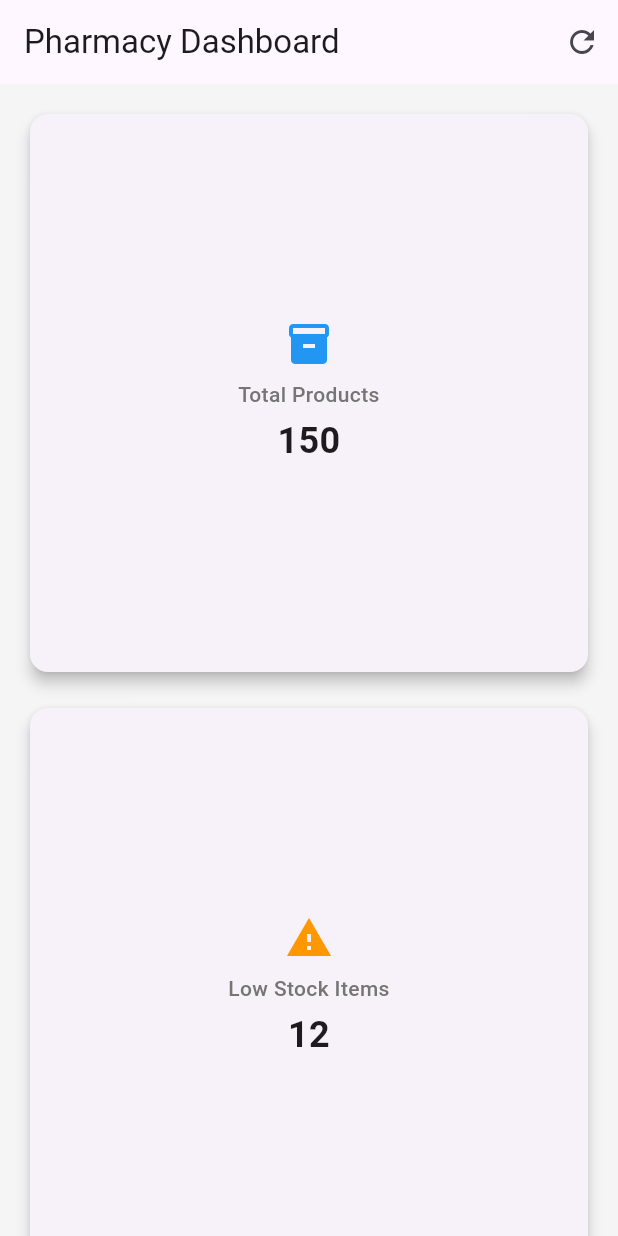
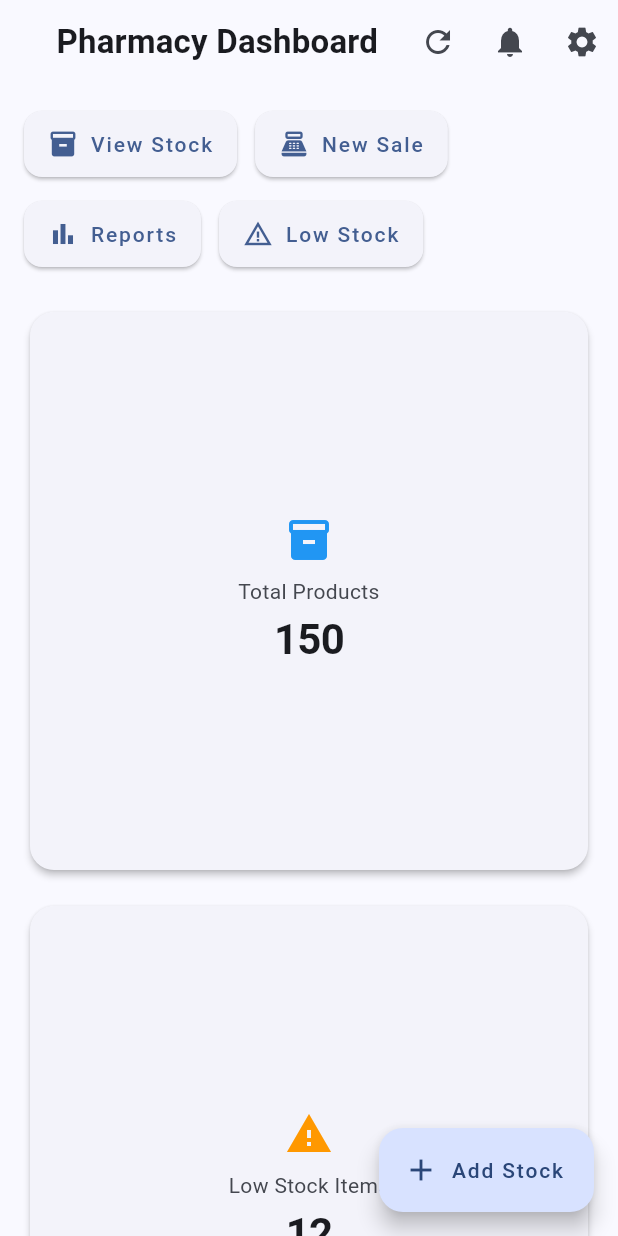
Before and after one commit to venopyX/pharmako, a Flutter app: the screen it shows after launch, on a phone screen of 412 x 824 dp. Run offline on Flutter 3.47's test engine with Material 3 defaults, Android fonts, the phone set to English and light mode, and no system bars; our stand-ins replace connectivity_plus, firebase_analytics, firebase_auth, firebase_core, firebase_storage, fl_chart and 7 more; accounts and stored records are empty.

Commit message:
dashboard improvement

```diff
--- a/lib/features/home_dashboard/controllers/dashboard_controller.dart
+++ b/lib/features/home_dashboard/controllers/dashboard_controller.dart
@@ -4,6 +4,7 @@ import '../models/dashboard_model.dart';
 class DashboardController extends GetxController {
   final Rx<DashboardSummary> summary = DashboardSummary().obs;
   final RxList<DashboardChartData> salesData = <DashboardChartData>[].obs;
+  final RxList<DashboardAlert> recentAlerts = <DashboardAlert>[].obs;
   final RxBool isLoading = false.obs;
 
   @override
@@ -17,6 +18,8 @@ class DashboardController extends GetxController {
     try {
       // Simulated data for now
       await Future.delayed(const Duration(seconds: 1));
+
+      // Load summary data
       summary.value = DashboardSummary(
         totalProducts: 150,
         lowStockItems: 12,
@@ -25,6 +28,7 @@ class DashboardController extends GetxController {
         pendingAlerts: 5,
       );
 
+      // Load sales chart data
       salesData.value = [
         DashboardChartData(label: 'Mon', value: 2500),
         DashboardChartData(label: 'Tue', value: 3200),
@@ -34,9 +38,36 @@ class DashboardController extends GetxController {
         DashboardChartData(label: 'Sat', value: 3100),
         DashboardChartData(label: 'Sun', value: 2100),
       ];
+
+      // Load recent alerts
+      recentAlerts.value = [
+        DashboardAlert(
+          title: 'Low Stock Alert',
+          message: 'Paracetamol is running low',
+          type: AlertType.lowStock,
+          timestamp: DateTime.now().subtract(const Duration(hours: 2)),
+        ),
+        DashboardAlert(
+          title: 'Expiring Stock Alert',
+          message: 'Amoxicillin batch #123 expires in 30 days',
+          type: AlertType.expiring,
+          timestamp: DateTime.now().subtract(const Duration(hours: 4)),
+        ),
+        DashboardAlert(
+          title: 'High Demand Alert',
+          message: 'Vitamin C sales increased by 50%',
+          type: AlertType.highDemand,
+          timestamp: DateTime.now().subtract(const Duration(hours: 6)),
+        ),
+      ];
     } catch (e) {
-      // TODO: Implement error handling
-      print('Error loading dashboard data: $e');
+      Get.snackbar(
+        'Error',
+        'Failed to load dashboard data',
+        snackPosition: SnackPosition.BOTTOM,
+        backgroundColor: Get.theme.colorScheme.errorContainer,
+        colorText: Get.theme.colorScheme.onErrorContainer,
+      );
     } finally {
       isLoading.value = false;
     }
@@ -45,4 +76,19 @@ class DashboardController extends GetxController {
   void refreshDashboard() {
     loadDashboardData();
   }
+
+  String getTimeAgo(DateTime dateTime) {
+    final now = DateTime.now();
+    final difference = now.difference(dateTime);
+
+    if (difference.inDays > 0) {
+      return '${difference.inDays}d ago';
+    } else if (difference.inHours > 0) {
+      return '${difference.inHours}h ago';
+    } else if (difference.inMinutes > 0) {
+      return '${difference.inMinutes}m ago';
+    } else {
+      return 'Just now';
+    }
+  }
 }
--- a/lib/features/home_dashboard/models/dashboard_model.dart
+++ b/lib/features/home_dashboard/models/dashboard_model.dart
@@ -1,4 +1,14 @@
-// TODO: Dashboard model
+import 'package:flutter/material.dart';
+
+// Dashboard models
+
+enum AlertType {
+  lowStock,
+  expiring,
+  highDemand,
+  outOfStock,
+  priceChange,
+}
 
 class DashboardSummary {
   final int totalProducts;
@@ -25,3 +35,47 @@ class DashboardChartData {
     required this.value,
   });
 }
+
+class DashboardAlert {
+  final String title;
+  final String message;
+  final AlertType type;
+  final DateTime timestamp;
+
+  DashboardAlert({
+    required this.title,
+    required this.message,
+    required this.type,
+    required this.timestamp,
+  });
+
+  Color get color {
+    switch (type) {
+      case AlertType.lowStock:
+        return Colors.orange;
+      case AlertType.expiring:
+        return Colors.red;
+      case AlertType.highDemand:
+        return Colors.green;
+      case AlertType.outOfStock:
+        return Colors.red.shade700;
+      case AlertType.priceChange:
+        return Colors.blue;
+    }
+  }
+
+  IconData get icon {
+    switch (type) {
+      case AlertType.lowStock:
+        return Icons.warning;
+      case AlertType.expiring:
+        return Icons.timer;
+      case AlertType.highDemand:
+        return Icons.trending_up;
+      case AlertType.outOfStock:
+        return Icons.remove_shopping_cart;
+      case AlertType.priceChange:
+        return Icons.attach_money;
+    }
+  }
+}
--- a/lib/features/home_dashboard/views/dashboard_view.dart
+++ b/lib/features/home_dashboard/views/dashboard_view.dart
@@ -16,6 +16,14 @@ class DashboardView extends GetView<DashboardController> {
             icon: const Icon(Icons.refresh),
             onPressed: controller.refreshDashboard,
           ),
+          IconButton(
+            icon: const Icon(Icons.notifications),
+            onPressed: () => Get.toNamed('/notifications'),
+          ),
+          IconButton(
+            icon: const Icon(Icons.settings),
+            onPressed: () => Get.toNamed('/settings'),
+          ),
         ],
       ),
       body: Obx(() {
@@ -27,13 +35,62 @@ class DashboardView extends GetView<DashboardController> {
           child: Column(
             crossAxisAlignment: CrossAxisAlignment.start,
             children: [
+              _buildQuickActions(),
+              const SizedBox(height: 24),
               _buildSummaryCards(),
               const SizedBox(height: 24),
               _buildSalesChart(),
+              const SizedBox(height: 24),
+              _buildRecentAlerts(),
             ],
           ),
         );
       }),
+      floatingActionButton: FloatingActionButton.extended(
+        onPressed: () => Get.toNamed('/add-stock'),
+        icon: const Icon(Icons.add),
+        label: const Text('Add Stock'),
+      ),
+    );
+  }
+
+  Widget _buildQuickActions() {
+    return Wrap(
+      spacing: 12,
+      runSpacing: 12,
+      children: [
+        _buildActionButton(
+          'View Stock',
+          Icons.inventory_2,
+          () => Get.toNamed('/inventory'),
+        ),
+        _buildActionButton(
+          'New Sale',
+          Icons.point_of_sale,
+          () => Get.toNamed('/sale'),
+        ),
+        _buildActionButton(
+          'Reports',
+          Icons.bar_chart,
+          () => Get.toNamed('/reports'),
+        ),
+        _buildActionButton(
+          'Low Stock',
+          Icons.warning_amber,
+          () => Get.toNamed('/low-stock'),
+        ),
+      ],
+    );
+  }
+
+  Widget _buildActionButton(String label, IconData icon, VoidCallback onPressed) {
+    return ElevatedButton.icon(
+      onPressed: onPressed,
+      icon: Icon(icon, size: 20),
+      label: Text(label),
+      style: ElevatedButton.styleFrom(
+        padding: const EdgeInsets.symmetric(horizontal: 16, vertical: 12),
+      ),
     );
   }
 
@@ -50,39 +107,52 @@ class DashboardView extends GetView<DashboardController> {
           controller.summary.value.totalProducts.toString(),
           Icons.inventory,
           Colors.blue,
+          () => Get.toNamed('/inventory'),
         ),
         _buildSummaryCard(
           'Low Stock Items',
           controller.summary.value.lowStockItems.toString(),
           Icons.warning,
           Colors.orange,
+          () => Get.toNamed('/low-stock'),
         ),
         _buildSummaryCard(
           'Expiring Items',
           controller.summary.value.expiringItems.toString(),
           Icons.timer,
           Colors.red,
+          () => Get.toNamed('/expiring'),
         ),
         _buildSummaryCard(
           'Total Sales',
           '\$${controller.summary.value.totalSales.toStringAsFixed(2)}',
           Icons.attach_money,
           Colors.green,
+          () => Get.toNamed('/sales'),
         ),
         _buildSummaryCard(
           'Pending Alerts',
           controller.summary.value.pendingAlerts.toString(),
           Icons.notifications,
           Colors.purple,
+          () => Get.toNamed('/alerts'),
         ),
       ],
     );
   }
 
-  Widget _buildSummaryCard(String title, String value, IconData icon, Color color) {
-    return Card(
-      elevation: 4,
-      shape: RoundedRectangleBorder(borderRadius: BorderRadius.circular(12)),
+  Widget _buildSummaryCard(
+    String title,
+    String value,
+    IconData icon,
+    Color color,
+    VoidCallback onTap,
+  ) {
+    return InkWell(
+      onTap: onTap,
+      borderRadius: BorderRadius.circular(12),
+      child: Card(
+        elevation: 2,
         child: Padding(
           padding: const EdgeInsets.all(16.0),
           child: Column(
@@ -92,23 +162,21 @@ class DashboardView extends GetView<DashboardController> {
               const SizedBox(height: 8),
               Text(
                 title,
-              style: TextStyle(
-                fontSize: 14,
-                color: Colors.grey[600],
-                fontWeight: FontWeight.w500,
+                style: Get.textTheme.bodyMedium?.copyWith(
+                  color: Get.theme.colorScheme.onSurfaceVariant,
                 ),
                 textAlign: TextAlign.center,
               ),
               const SizedBox(height: 4),
               Text(
                 value,
-              style: const TextStyle(
-                fontSize: 24,
-                fontWeight: FontWeight.bold,
+                style: Get.textTheme.headlineMedium?.copyWith(
+                  color: Get.theme.colorScheme.onSurface,
                 ),
                 textAlign: TextAlign.center,
               ),
             ],
+          ),
         ),
       ),
     );
@@ -116,19 +184,25 @@ class DashboardView extends GetView<DashboardController> {
 
   Widget _buildSalesChart() {
     return Card(
-      elevation: 4,
-      shape: RoundedRectangleBorder(borderRadius: BorderRadius.circular(12)),
+      elevation: 2,
       child: Padding(
         padding: const EdgeInsets.all(16.0),
         child: Column(
           crossAxisAlignment: CrossAxisAlignment.start,
           children: [
-            const Text(
+            Row(
+              mainAxisAlignment: MainAxisAlignment.spaceBetween,
+              children: [
+                Text(
                   'Weekly Sales',
-              style: TextStyle(
-                fontSize: 20,
-                fontWeight: FontWeight.bold,
+                  style: Get.textTheme.titleLarge,
                 ),
+                TextButton.icon(
+                  onPressed: () => Get.toNamed('/reports'),
+                  icon: const Icon(Icons.analytics),
+                  label: const Text('View Reports'),
+                ),
+              ],
             ),
             const SizedBox(height: 24),
             SizedBox(
@@ -153,11 +227,13 @@ class DashboardView extends GetView<DashboardController> {
                           if (value.toInt() >= controller.salesData.length) {
                             return const Text('');
                           }
-                          return Text(
+                          return Padding(
+                            padding: const EdgeInsets.only(top: 8.0),
+                            child: Text(
                               controller.salesData[value.toInt()].label,
-                            style: const TextStyle(
-                              color: Colors.grey,
-                              fontSize: 12,
+                              style: Get.textTheme.bodySmall?.copyWith(
+                                color: Get.theme.colorScheme.onSurfaceVariant,
+                              ),
                             ),
                           );
                         },
@@ -173,18 +249,65 @@ class DashboardView extends GetView<DashboardController> {
                           .map((e) => FlSpot(e.key.toDouble(), e.value.value))
                           .toList(),
                       isCurved: true,
-                      color: Colors.blue,
+                      color: Get.theme.colorScheme.primary,
                       barWidth: 3,
                       isStrokeCapRound: true,
                       dotData: const FlDotData(show: false),
                       belowBarData: BarAreaData(
                         show: true,
-                        color: Colors.blue.withOpacity(0.1),
+                        color: Get.theme.colorScheme.primary.withOpacity(0.1),
                       ),
                     ),
                   ],
                 ),
               ),
+            ),
+          ],
+        ),
+      ),
+    );
+  }
+
+  Widget _buildRecentAlerts() {
+    return Card(
+      elevation: 2,
+      child: Padding(
+        padding: const EdgeInsets.all(16.0),
+        child: Column(
+          crossAxisAlignment: CrossAxisAlignment.start,
+          children: [
+            Row(
+              mainAxisAlignment: MainAxisAlignment.spaceBetween,
+              children: [
+                Text(
+                  'Recent Alerts',
+                  style: Get.textTheme.titleLarge,
+                ),
+                TextButton.icon(
+                  onPressed: () => Get.toNamed('/alerts'),
+                  icon: const Icon(Icons.arrow_forward),
+                  label: const Text('View All'),
+                ),
+              ],
+            ),
+            const SizedBox(height: 16),
+            ListView.builder(
+              shrinkWrap: true,
+              physics: const NeverScrollableScrollPhysics(),
+              itemCount: controller.recentAlerts.length,
+              itemBuilder: (context, index) {
+                final alert = controller.recentAlerts[index];
+                return ListTile(
+                  leading: CircleAvatar(
+                    backgroundColor: alert.color,
+                    child: Icon(alert.icon, color: Colors.white, size: 20),
+                  ),
+                  title: Text(alert.title),
+                  subtitle: Text(alert.message),
+                  trailing: Text(controller.getTimeAgo(alert.timestamp)),
+                  onTap: () => Get.toNamed('/alerts'),
+                );
+              },
             ),
           ],
         ),
--- a/lib/main.dart
+++ b/lib/main.dart
@@ -1,8 +1,10 @@
 import 'package:flutter/material.dart';
 import 'package:get/get.dart';
 import 'routes/app_routes.dart';
+import 'utils/theme/app_theme.dart';
 
 void main() {
+  WidgetsFlutterBinding.ensureInitialized();
   runApp(const MyApp());
 }
 
@@ -13,14 +15,11 @@ class MyApp extends StatelessWidget {
   Widget build(BuildContext context) {
     return GetMaterialApp(
       title: 'Pharmako',
-      theme: ThemeData(
-        primarySwatch: Colors.blue,
-        scaffoldBackgroundColor: Colors.grey[100],
-        cardTheme: CardTheme(
-          elevation: 4,
-          shape: RoundedRectangleBorder(borderRadius: BorderRadius.circular(12)),
-        ),
-      ),
+      theme: AppTheme.lightTheme,
+      darkTheme: AppTheme.darkTheme,
+      themeMode: ThemeMode.system,
+      debugShowCheckedModeBanner: false,
+      defaultTransition: Transition.fadeIn,
       getPages: AppRoutes.routes,
       initialRoute: '/',
     );
--- /dev/null
+++ b/lib/utils/theme/app_theme.dart
@@ -0,0 +1,153 @@
+import 'package:flutter/material.dart';
+
+class AppTheme {
+  static ThemeData lightTheme = ThemeData(
+    useMaterial3: true,
+    brightness: Brightness.light,
+    colorScheme: ColorScheme.fromSeed(
+      seedColor: const Color(0xFF1A73E8),
+      brightness: Brightness.light,
+    ),
+    appBarTheme: const AppBarTheme(
+      centerTitle: true,
+      elevation: 0,
+    ),
+    cardTheme: CardTheme(
+      elevation: 2,
+      shape: RoundedRectangleBorder(borderRadius: BorderRadius.circular(16)),
+      clipBehavior: Clip.antiAliasWithSaveLayer,
+    ),
+    elevatedButtonTheme: ElevatedButtonThemeData(
+      style: ElevatedButton.styleFrom(
+        padding: const EdgeInsets.symmetric(horizontal: 24, vertical: 12),
+        shape: RoundedRectangleBorder(borderRadius: BorderRadius.circular(12)),
+      ),
+    ),
+    inputDecorationTheme: InputDecorationTheme(
+      filled: true,
+      fillColor: Colors.grey.shade50,
+      border: OutlineInputBorder(
+        borderRadius: BorderRadius.circular(12),
+        borderSide: BorderSide.none,
+      ),
+      enabledBorder: OutlineInputBorder(
+        borderRadius: BorderRadius.circular(12),
+        borderSide: BorderSide(color: Colors.grey.shade200),
+      ),
+      focusedBorder: OutlineInputBorder(
+        borderRadius: BorderRadius.circular(12),
+        borderSide: const BorderSide(color: Color(0xFF1A73E8)),
+      ),
+      errorBorder: OutlineInputBorder(
+        borderRadius: BorderRadius.circular(12),
+        borderSide: const BorderSide(color: Colors.red),
+      ),
+      contentPadding: const EdgeInsets.symmetric(horizontal: 16, vertical: 16),
+    ),
+    textTheme: const TextTheme(
+      headlineLarge: TextStyle(
+        fontSize: 32,
+        fontWeight: FontWeight.bold,
+        letterSpacing: -0.5,
+      ),
+      headlineMedium: TextStyle(
+        fontSize: 28,
+        fontWeight: FontWeight.bold,
+        letterSpacing: -0.5,
+      ),
+      titleLarge: TextStyle(
+        fontSize: 22,
+        fontWeight: FontWeight.w600,
+        letterSpacing: 0.15,
+      ),
+      bodyLarge: TextStyle(
+        fontSize: 16,
+        letterSpacing: 0.5,
+      ),
+      bodyMedium: TextStyle(
+        fontSize: 14,
+        letterSpacing: 0.25,
+      ),
+      labelLarge: TextStyle(
+        fontSize: 14,
+        fontWeight: FontWeight.w500,
+        letterSpacing: 1.25,
+      ),
+    ),
+  );
+
+  static ThemeData darkTheme = ThemeData(
+    useMaterial3: true,
+    brightness: Brightness.dark,
+    colorScheme: ColorScheme.fromSeed(
+      seedColor: const Color(0xFF1A73E8),
+      brightness: Brightness.dark,
+    ),
+    appBarTheme: const AppBarTheme(
+      centerTitle: true,
+      elevation: 0,
+    ),
+    cardTheme: CardTheme(
+      elevation: 2,
+      shape: RoundedRectangleBorder(borderRadius: BorderRadius.circular(16)),
+      clipBehavior: Clip.antiAliasWithSaveLayer,
+    ),
+    elevatedButtonTheme: ElevatedButtonThemeData(
+      style: ElevatedButton.styleFrom(
+        padding: const EdgeInsets.symmetric(horizontal: 24, vertical: 12),
+        shape: RoundedRectangleBorder(borderRadius: BorderRadius.circular(12)),
+      ),
+    ),
+    inputDecorationTheme: InputDecorationTheme(
+      filled: true,
+      fillColor: Colors.grey.shade900,
+      border: OutlineInputBorder(
+        borderRadius: BorderRadius.circular(12),
+        borderSide: BorderSide.none,
+      ),
+      enabledBorder: OutlineInputBorder(
+        borderRadius: BorderRadius.circular(12),
+        borderSide: BorderSide(color: Colors.grey.shade800),
+      ),
+      focusedBorder: OutlineInputBorder(
+        borderRadius: BorderRadius.circular(12),
+        borderSide: const BorderSide(color: Color(0xFF1A73E8)),
+      ),
+      errorBorder: OutlineInputBorder(
+        borderRadius: BorderRadius.circular(12),
+        borderSide: const BorderSide(color: Colors.red),
+      ),
+      contentPadding: const EdgeInsets.symmetric(horizontal: 16, vertical: 16),
+    ),
+    textTheme: const TextTheme(
+      headlineLarge: TextStyle(
+        fontSize: 32,
+        fontWeight: FontWeight.bold,
+        letterSpacing: -0.5,
+      ),
+      headlineMedium: TextStyle(
+        fontSize: 28,
+        fontWeight: FontWeight.bold,
+        letterSpacing: -0.5,
+      ),
+      titleLarge: TextStyle(
+        fontSize: 22,
+        fontWeight: FontWeight.w600,
+        letterSpacing: 0.15,
+      ),
+      bodyLarge: TextStyle(
+        fontSize: 16,
+        letterSpacing: 0.5,
+      ),
+      bodyMedium: TextStyle(
+        fontSize: 14,
+        letterSpacing: 0.25,
+      ),
+      labelLarge: TextStyle(
+        fontSize: 14,
+        fontWeight: FontWeight.w500,
+        letterSpacing: 1.25,
+      ),
+    ),
+  );
+}
```
Lines whose indentation alone changed are shown as unchanged.
